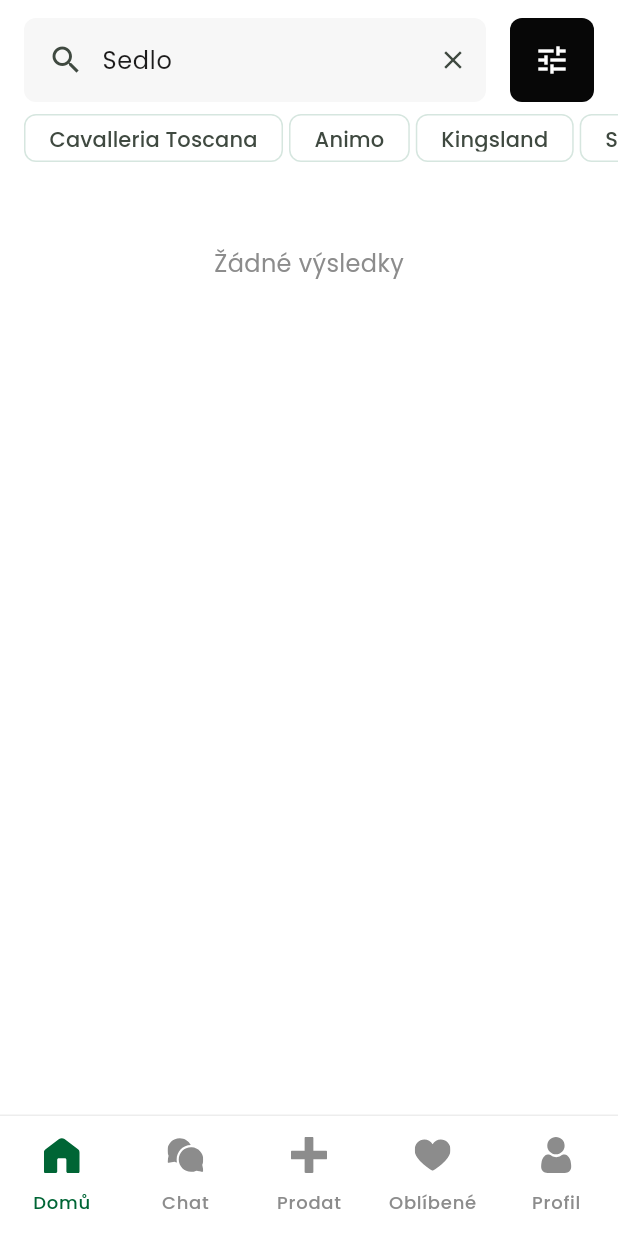
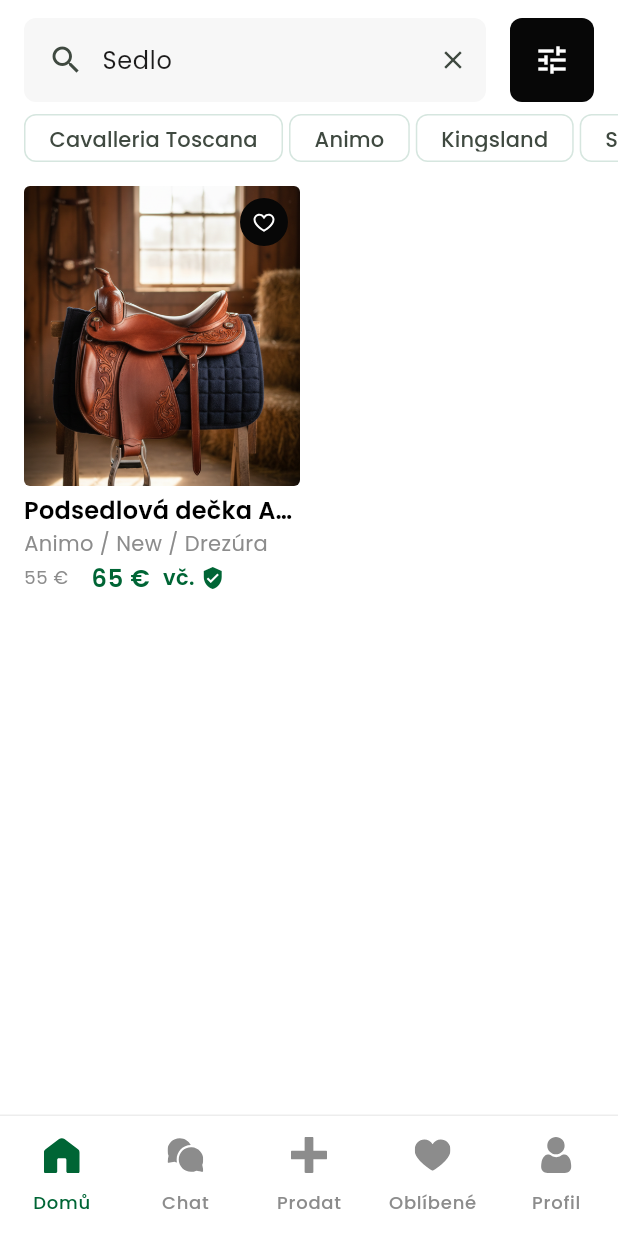
Before and after one commit to martintellinger/eqqu, a Flutter app: the HomeScreen screen opened by its route, after a tap on "Hledat", after a tap on "Cavalleria Toscana", on a phone screen of 412 x 824 dp. Run offline on Flutter 3.47's test engine with Material 3 defaults, Android fonts, the phone set to English and light mode, and no system bars; our stand-ins replace flutter_svg.

Commit message:
Add new product images, avatars, and richer content
- Expand product list with 4 new items using product_07-10 images
- Use avatar_1-5.png in chat list, chat detail, profile, and seller card
- Use Add.svg icon for chat attachment button
- Add more products to favorites screen
- Use new product images in "more from seller" section

https://claude.ai/code/session_012waFykv5wBbLFNTaJFeXrN

```diff
--- a/lib/screens/favorites_screen.dart
+++ b/lib/screens/favorites_screen.dart
@@ -9,6 +9,10 @@ const _productImages = [
   'assets/images/product_04.png',
   'assets/images/product_05.png',
   'assets/images/product_06.png',
+  'assets/images/product_07.png',
+  'assets/images/product_8.png',
+  'assets/images/product_9.png',
+  'assets/images/product_10.png',
 ];
 
 class FavoritesScreen extends StatefulWidget {
@@ -19,7 +23,7 @@ class FavoritesScreen extends StatefulWidget {
 }
 
 class _FavoritesScreenState extends State<FavoritesScreen> {
-  final Set<int> _favorites = {0, 1, 2, 3, 4, 5};
+  final Set<int> _favorites = {0, 1, 2, 3, 4, 5, 6, 7};
 
   static const _products = [
     {
@@ -57,6 +61,30 @@ class _FavoritesScreenState extends State<FavoritesScreen> {
       'subtitle': 'Shires / New / Cob',
       'oldPrice': '42 €',
       'newPrice': '49 €',
+    },
+    {
+      'title': 'Fleece bandáže Kentucky',
+      'subtitle': 'Kentucky / New / One size',
+      'oldPrice': '35 €',
+      'newPrice': '42 €',
+    },
+    {
+      'title': 'Deka Eskadron Classic',
+      'subtitle': 'Eskadron / Very Good / 145cm',
+      'oldPrice': '95 €',
+      'newPrice': '110 €',
+    },
+    {
+      'title': 'Třmeny Flex-On',
+      'subtitle': 'Flex-On / Excellent / Standard',
+      'oldPrice': '280 €',
+      'newPrice': '320 €',
+    },
+    {
+      'title': 'Podsedlová dečka Animo',
+      'subtitle': 'Animo / New / Drezúra',
+      'oldPrice': '55 €',
+      'newPrice': '65 €',
     },
   ];
 
--- a/lib/screens/home_screen.dart
+++ b/lib/screens/home_screen.dart
@@ -14,6 +14,10 @@ const _productImages = [
   'assets/images/product_04.png',
   'assets/images/product_05.png',
   'assets/images/product_06.png',
+  'assets/images/product_07.png',
+  'assets/images/product_8.png',
+  'assets/images/product_9.png',
+  'assets/images/product_10.png',
 ];
 
 class HomeScreen extends StatefulWidget {
@@ -180,6 +184,38 @@ class _HomeBodyState extends State<_HomeBody> {
       'newPrice': '49 €',
       'brand': 'Shires',
       'category': 'Uzdečky',
+    },
+    {
+      'title': 'Fleece bandáže Kentucky',
+      'subtitle': 'Kentucky / New / One size',
+      'oldPrice': '35 €',
+      'newPrice': '42 €',
+      'brand': 'Kingsland',
+      'category': 'Kamaše',
+    },
+    {
+      'title': 'Deka Eskadron Classic',
+      'subtitle': 'Eskadron / Very Good / 145cm',
+      'oldPrice': '95 €',
+      'newPrice': '110 €',
+      'brand': 'Animo',
+      'category': 'Deky',
+    },
+    {
+      'title': 'Třmeny Flex-On',
+      'subtitle': 'Flex-On / Excellent / Standard',
+      'oldPrice': '280 €',
+      'newPrice': '320 €',
+      'brand': 'Cavalleria Toscana',
+      'category': 'Třmeny',
+    },
+    {
+      'title': 'Podsedlová dečka Animo',
+      'subtitle': 'Animo / New / Drezúra',
+      'oldPrice': '55 €',
+      'newPrice': '65 €',
+      'brand': 'Animo',
+      'category': 'Sedla',
     },
   ];
 
```
Also changed, not shown: lib/screens/chat_detail_screen.dart (+43 -39 lines), lib/screens/chat_list_screen.dart (+43 -22 lines), lib/screens/product_detail_screen.dart (+16 -19 lines), lib/screens/profile_screen.dart (+6 -17 lines).
